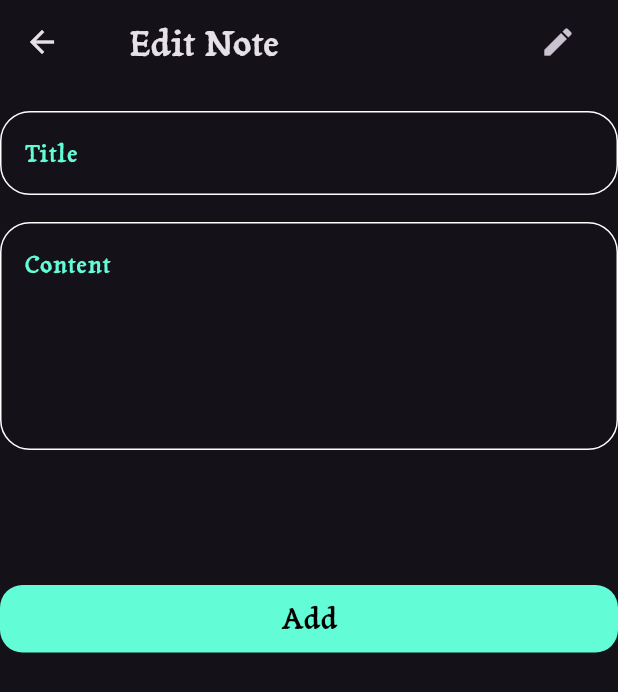
After one commit to HaneenEhdaa/Notes_Mobile_App, a Flutter app: the EditNoteView screen opened directly, on a phone screen of 412 x 824 dp. The commit adds this screen. Shown: the top 692 px of the screen. Run offline on Flutter 3.47's test engine with Material 3 defaults, Android fonts, the phone set to English and light mode, and no system bars.

Commit message:
Some files' edit

```diff
--- /dev/null
+++ b/lib/views/edit_note_view.dart
@@ -0,0 +1,54 @@
+import 'package:flutter/material.dart';
+import 'package:notes_app/widgets/custom_button.dart';
+import 'package:notes_app/widgets/custom_text_field.dart';
+
+class EditNoteView extends StatelessWidget {
+  const EditNoteView({super.key});
+
+  @override
+  Widget build(BuildContext context) {
+    return Scaffold(
+      appBar: AppBar(
+        title: Padding(
+          padding: const EdgeInsets.symmetric(horizontal: 14),
+          child: Text(
+            'Edit Note',
+            style: TextStyle(fontSize: 24, fontWeight: FontWeight.w200),
+          ),
+        ),
+        actions: [
+          Padding(
+            padding: const EdgeInsets.symmetric(horizontal: 16.0),
+            child: IconButton(
+                onPressed: () {},
+                icon: Icon(
+                  Icons.edit,
+                  size: 24,
+                )),
+          )
+        ],
+      ),
+      body: ListView(
+ children: [
+          SizedBox(
+            height: 18,
+          ),
+          CustomTextField(
+            hintText: 'Title',
+          ),
+          SizedBox(
+            height: 18,
+          ),
+          CustomTextField(
+            maxLine: 5,
+            hintText: 'Content',
+          ),
+          SizedBox(
+            height: 90,
+          ),
+          CustomButton(),
+        ],
+      ),
+    );
+  }
+}
--- a/lib/views/notes_view.dart
+++ b/lib/views/notes_view.dart
@@ -1,5 +1,5 @@
 import 'package:flutter/material.dart';
-import 'package:notes_app/views/list_view_notes.dart';
+import 'package:notes_app/widgets/list_view_notes.dart';
 import 'package:notes_app/widgets/add_note_bottom_sheet.dart';
 
 class NotesView extends StatelessWidget {
```
Also changed, not shown: lib/widgets/list_view_notes.dart (renamed from lib/views/list_view_notes.dart).
